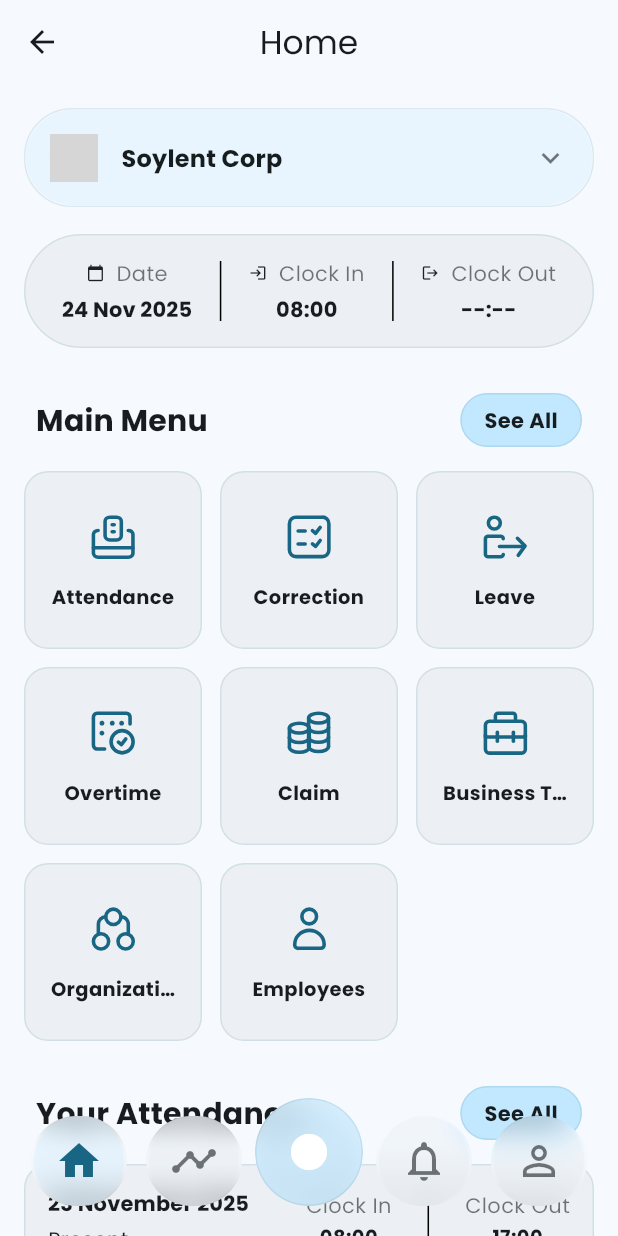
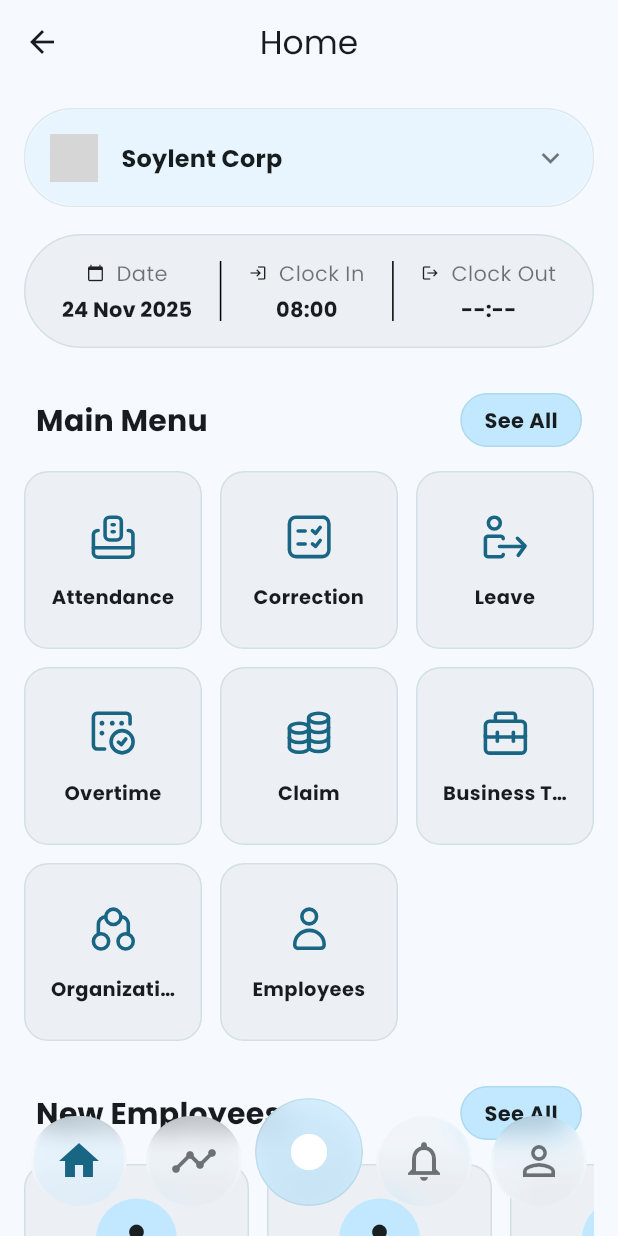
Before and after one commit to guizot/hris_app, a Flutter app: the HomePage screen opened by its route, on a phone screen of 412 x 824 dp. Run offline on Flutter 3.47's test engine with Material 3 defaults, Android fonts, the phone set to English and light mode, and no system bars; our stand-ins replace flutter_svg, get_it, hive, hive_flutter, image_picker, palette_generator and 1 more; accounts and stored records are empty; network calls fail; grey boxes are pictures that could not be loaded.

Commit message:
feat: remove Your Attendance section from home tab

```diff
--- a/lib/presentation/pages/home_tab.dart
+++ b/lib/presentation/pages/home_tab.dart
@@ -137,14 +137,14 @@ class _HomeTabState extends State<HomeTab> {
                 const SizedBox(height: 16),
                 _buildFeatureGrid(context),
                 const SizedBox(height: 30),
-                _buildSectionHeader(
-                  context,
-                  "Your Attendance",
-                  onSeeAll: () {},
-                ),
-                const SizedBox(height: 16),
-                _buildAttendanceHistory(context),
-                const SizedBox(height: 30),
+                // _buildSectionHeader(
+                //   context,
+                //   "Your Attendance",
+                //   onSeeAll: () {},
+                // ),
+                // const SizedBox(height: 16),
+                // _buildAttendanceHistory(context),
+                // const SizedBox(height: 30),
                 _buildSectionHeader(
                   context,
                   "New Employees",
```
